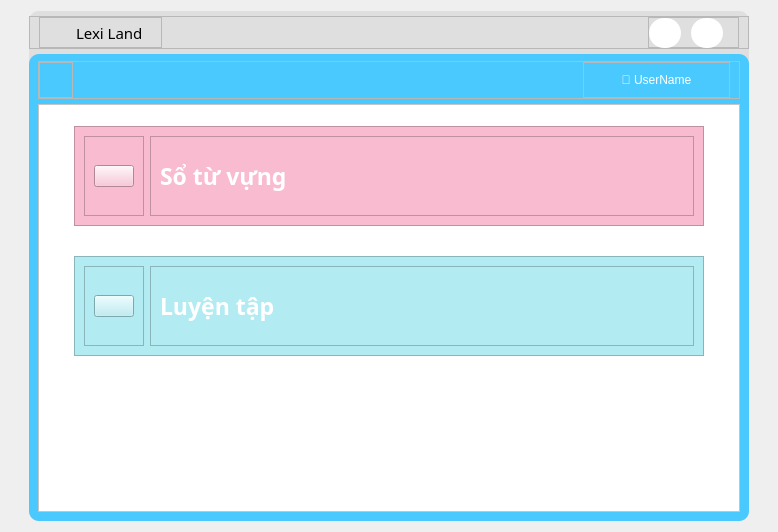
Before: the Qt Designer form UI/forms/maincreen.ui in yuukun123/LexiLand, drawn with Qt 5.
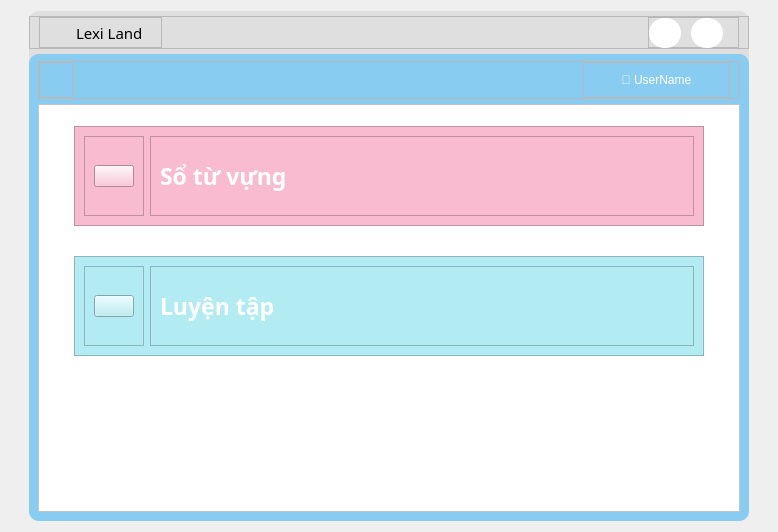
After: the same form once the commit is applied. Icons and pictures are not drawn.

```diff
--- a/UI/forms/maincreen.ui
+++ b/UI/forms/maincreen.ui
@@ -293,7 +293,7 @@
         <widget class="QFrame" name="mainSet">
          <property name="styleSheet">
           <string notr="true">#mainSet{
-background-color: #4ac9ff;
+background-color: #88ccf1;
 border-radius:10px;
 }</string>
          </property>
```
